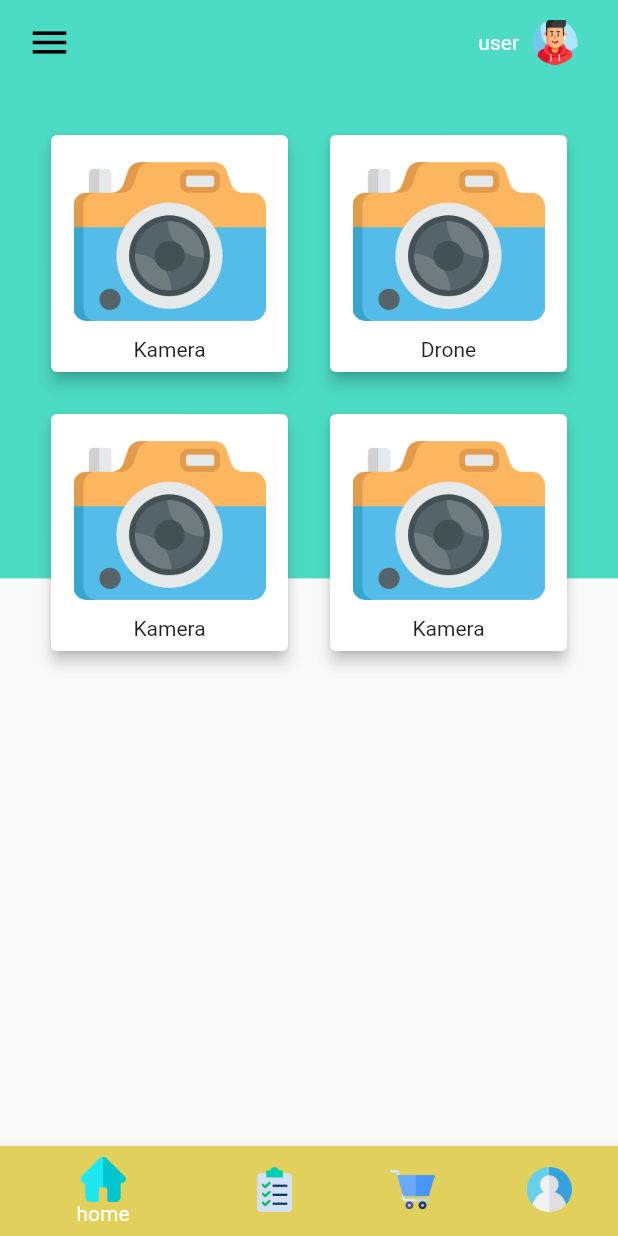
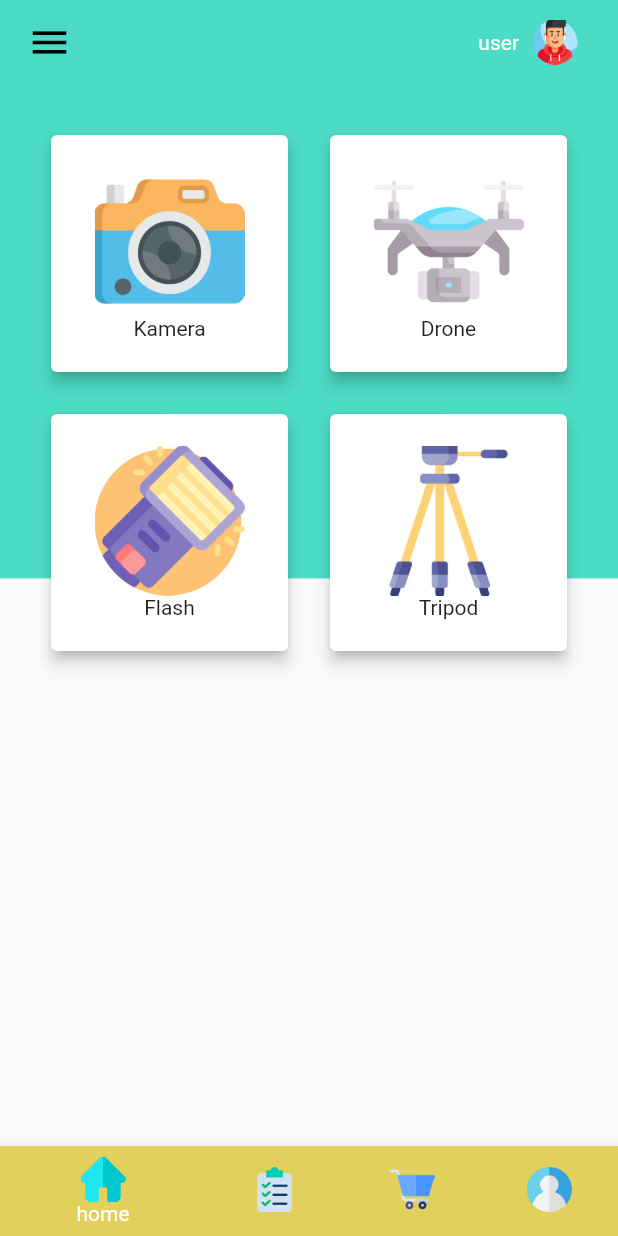
Before and after one commit to dinggasukapaus/shutter_cam, a Flutter app: the screen it shows after launch, on a phone screen of 412 x 824 dp. Run offline on Flutter 3.47's test engine with Material 2 defaults, Android fonts, the phone set to English and light mode, and no system bars.

Commit message:
camera and history

```diff
--- a/lib/main.dart
+++ b/lib/main.dart
@@ -1,10 +1,13 @@
 import 'package:flutter/material.dart';
 import 'package:shutter_cam/main_page/bottomNavigate.dart';
+import 'package:shutter_cam/main_page/camera.dart';
 
 import 'package:shutter_cam/welcome_screen/login.dart';
 import 'package:shutter_cam/welcome_screen/register.dart';
 import 'package:shutter_cam/welcome_screen/splash.dart';
 import 'package:shutter_cam/main_page/dashboard.dart';
+import 'package:shutter_cam/main_page/camera.dart';
+import 'package:shutter_cam/main_page/bottomNavigate.dart';
 
 void main() {
   runApp(MaterialApp(
--- a/lib/main_page/dashboard.dart
+++ b/lib/main_page/dashboard.dart
@@ -88,12 +88,20 @@ class _DashboardState extends State<Dashboard> {
                   child: Column(
                     mainAxisAlignment: MainAxisAlignment.center,
                     children: [
-                      Image.asset(
-                        "assets/images/camera.png",
-                        height: 128,
-                        width: 128,
+                      GestureDetector(
+                        child: Image.asset(
+                          "assets/images/camera.png",
+                          height: 100,
+                          width: 100,
+                        ),
+                        onTap: () {
+                          Navigator.push(
+                            context,
+                            MaterialPageRoute(builder: (context) => Camera()),
+                          );
+                        },
                       ),
-                      Text("Kamera")
+                      Text("Kamera"),
                     ],
                   ),
                 ),
@@ -102,14 +110,20 @@ class _DashboardState extends State<Dashboard> {
                   child: Column(
                     mainAxisAlignment: MainAxisAlignment.center,
                     children: [
-                      Image.asset(
-                        "assets/images/camera.png",
-                        height: 128,
-                        width: 128,
+                      GestureDetector(
+                        child: Image.asset(
+                          "assets/images/camera-drone.png",
+                          height: 100,
+                          width: 100,
+                        ),
+                        onTap: () {
+                          Navigator.push(
+                            context,
+                            MaterialPageRoute(builder: (context) => Camera()),
+                          );
+                        },
                       ),
-                      Text(
-                        "Drone",
-                      )
+                      Text("Drone"),
                     ],
                   ),
                 ),
@@ -118,12 +132,20 @@ class _DashboardState extends State<Dashboard> {
                   child: Column(
                     mainAxisAlignment: MainAxisAlignment.center,
                     children: [
-                      Image.asset(
-                        "assets/images/camera.png",
-                        height: 128,
-                        width: 128,
+                      GestureDetector(
+                        child: Image.asset(
+                          "assets/images/flash.png",
+                          height: 100,
+                          width: 100,
+                        ),
+                        onTap: () {
+                          Navigator.push(
+                            context,
+                            MaterialPageRoute(builder: (context) => Camera()),
+                          );
+                        },
                       ),
-                      Text("Kamera")
+                      Text("Flash"),
                     ],
                   ),
                 ),
@@ -132,12 +154,20 @@ class _DashboardState extends State<Dashboard> {
                   child: Column(
                     mainAxisAlignment: MainAxisAlignment.center,
                     children: [
-                      Image.asset(
-                        "assets/images/camera.png",
-                        height: 128,
-                        width: 128,
+                      GestureDetector(
+                        child: Image.asset(
+                          "assets/images/camera-tripod.png",
+                          height: 100,
+                          width: 100,
+                        ),
+                        onTap: () {
+                          Navigator.push(
+                            context,
+                            MaterialPageRoute(builder: (context) => Camera()),
+                          );
+                        },
                       ),
-                      Text("Kamera")
+                      Text("Tripod"),
                     ],
                   ),
                 ),
```
Also changed, not shown: lib/main_page/camera.dart (+46 -1 lines), assets/images/camera-drone.png (added).
